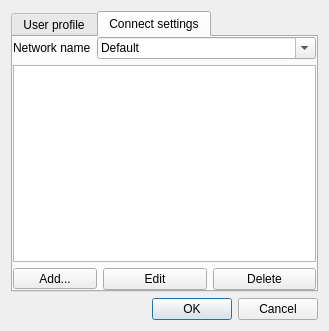
The window that src/plugins/azoth/plugins/acetamide/ircaccountconfigurationdialog.ui (0xd34df00d/leechcraft) describes before a commit, drawn with Qt 5.
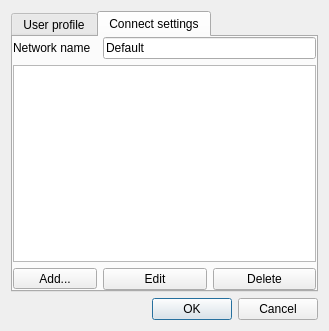
The same window after the commit. The open tabs and pages were chosen to show the change.

Commit message: Azoth Acetamide: add edit channel function. Add/Edit/Delete channels ready.

Diff of the .ui file:
```diff
--- a/src/plugins/azoth/plugins/acetamide/ircaccountconfigurationdialog.ui
+++ b/src/plugins/azoth/plugins/acetamide/ircaccountconfigurationdialog.ui
@@ -27,7 +27,7 @@
    <item row="0" column="0">
     <widget class="QTabWidget" name="ConfigurationWidget_">
      <property name="currentIndex">
-      <number>0</number>
+      <number>1</number>
      </property>
      <widget class="QWidget" name="IrcUserProfle_">
       <attribute name="title">
@@ -67,29 +67,17 @@
        <property name="margin">
         <number>0</number>
        </property>
-       <item row="0" column="0">
+       <item row="1" column="0">
         <widget class="QLabel" name="label">
          <property name="text">
           <string>Network name</string>
          </property>
         </widget>
        </item>
-       <item row="0" column="1" colspan="3">
-        <widget class="QComboBox" name="Networks_">
-         <property name="editable">
-          <bool>true</bool>
-         </property>
-         <item>
-          <property name="text">
-           <string>Default</string>
-          </property>
-         </item>
-        </widget>
-       </item>
-       <item row="1" column="0" colspan="4">
+       <item row="2" column="0" colspan="4">
         <widget class="QTreeView" name="ServerChannels_"/>
        </item>
-       <item row="2" column="0" colspan="2">
+       <item row="3" column="0" colspan="2">
         <widget class="QToolButton" name="Add_">
          <property name="sizePolicy">
           <sizepolicy hsizetype="Expanding" vsizetype="Fixed">
@@ -123,7 +111,7 @@
          </property>
         </widget>
        </item>
-       <item row="2" column="2">
+       <item row="3" column="2">
         <widget class="QPushButton" name="Edit_">
          <property name="sizePolicy">
           <sizepolicy hsizetype="Expanding" vsizetype="Fixed">
@@ -142,7 +130,7 @@
          </property>
         </widget>
        </item>
-       <item row="2" column="3">
+       <item row="3" column="3">
         <widget class="QPushButton" name="Delete_">
          <property name="sizePolicy">
           <sizepolicy hsizetype="Expanding" vsizetype="Fixed">
@@ -161,6 +149,13 @@
          </property>
         </widget>
        </item>
+       <item row="1" column="2" colspan="2">
+        <widget class="QLineEdit" name="Networks_">
+         <property name="text">
+          <string>Default</string>
+         </property>
+        </widget>
+       </item>
       </layout>
      </widget>
     </widget>
```
The commit also changes 7 other files.
